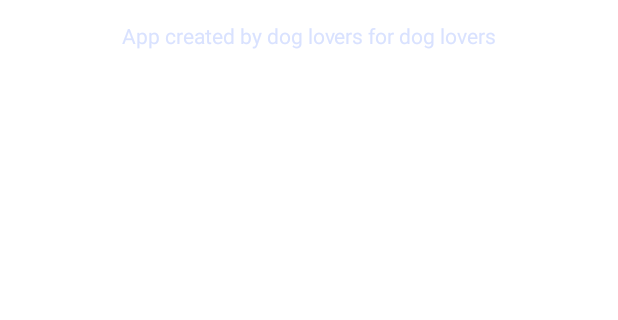
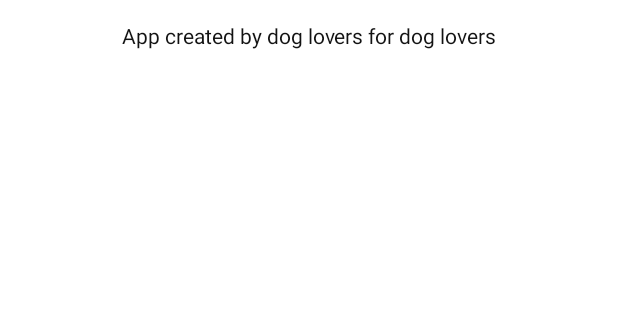
Before and after one commit to iAmMONK/dogfacts, an Android app: the layout about_dialog.xml on its own in the app's theme, with its tools: preview values and no code run, on a phone screen of 412 x 824 dp, the part 352-672 px from its top. Run offline under Robolectric (Android 15) with nearby library versions, the phone set to English and light mode, and no system bars.

Commit message:
Final improvements

```diff
--- a/app/src/main/res/layout/about_dialog.xml
+++ b/app/src/main/res/layout/about_dialog.xml
@@ -47,7 +47,7 @@
                 android:layout_marginEnd="21dp"
                 android:text="App created by dog lovers for dog lovers"
                 android:textAlignment="center"
-                android:textColor="@color/colorOnPrimary"
+                android:textColor="@color/colorOnColorless"
                 android:textSize="14sp" />
 
             <com.google.android.material.textview.MaterialTextView
@@ -60,7 +60,7 @@
                 android:autoLink="email"
                 android:paddingBottom="100dp"
                 android:textAlignment="center"
-                android:textColor="@color/colorOnSurface"
+                android:textColor="@color/colorOnColorless"
                 android:textColorLink="@color/colorPrimary"
                 android:textSize="14sp" />
 
--- a/app/src/main/res/layout/remote_facts_state_item.xml
+++ b/app/src/main/res/layout/remote_facts_state_item.xml
@@ -60,6 +60,7 @@
         android:id="@+id/progress_bar"
         android:layout_width="30dp"
         android:layout_height="30dp"
+        android:indeterminate="true"
         android:progressTint="@color/colorPrimary"
         app:layout_constraintBottom_toBottomOf="parent"
         app:layout_constraintEnd_toEndOf="parent"
--- a/app/src/main/res/values/styles.xml
+++ b/app/src/main/res/values/styles.xml
@@ -19,7 +19,6 @@
 
     <style name="AppModalStyle" parent="Widget.Design.BottomSheet.Modal">
         <item name="android:background">@drawable/bottom_sheet_dialog_background</item>
-        <item name="behavior_skipCollapsed">true</item>
         <item name="behavior_fitToContents">true</item>
     </style>
 
```
